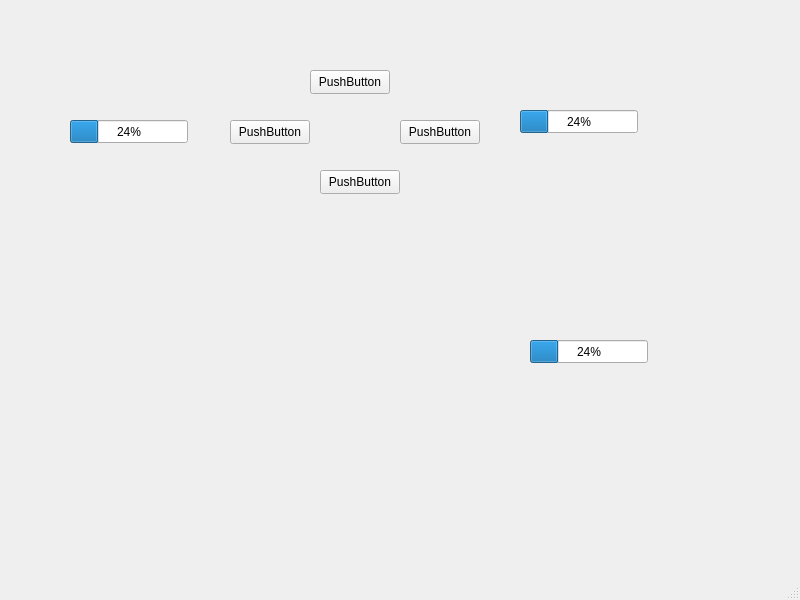
First picture: the form in mainwindow.ui, repository barresonn/wifibot2, before the edit.
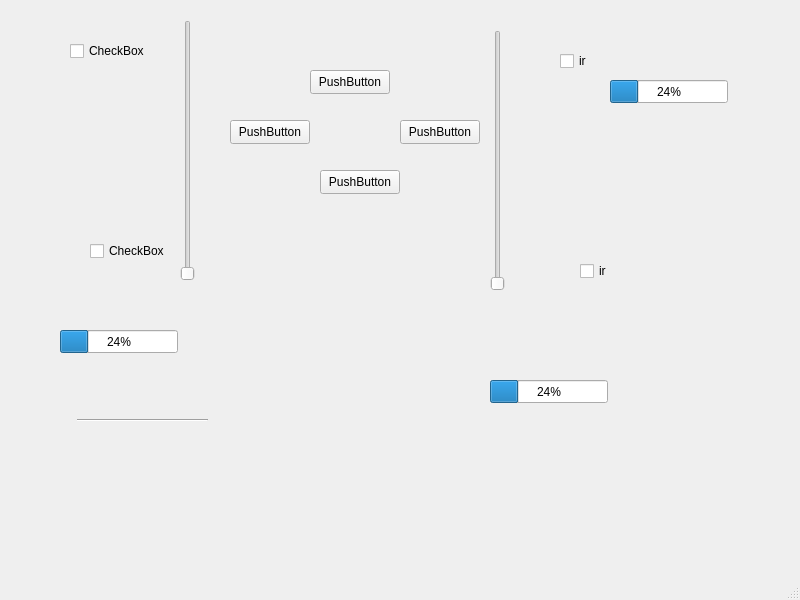
Second picture: the form after the edit.

Patch:
```diff
--- a/mainwindow.ui
+++ b/mainwindow.ui
@@ -69,8 +69,8 @@
    <widget class="QProgressBar" name="progressBar">
     <property name="geometry">
      <rect>
-      <x>530</x>
-      <y>340</y>
+      <x>490</x>
+      <y>380</y>
       <width>118</width>
       <height>23</height>
      </rect>
@@ -82,8 +82,8 @@
    <widget class="QProgressBar" name="speedr">
     <property name="geometry">
      <rect>
-      <x>520</x>
-      <y>110</y>
+      <x>610</x>
+      <y>80</y>
       <width>118</width>
       <height>23</height>
      </rect>
@@ -95,14 +95,111 @@
    <widget class="QProgressBar" name="speedl">
     <property name="geometry">
      <rect>
+      <x>60</x>
+      <y>330</y>
+      <width>118</width>
+      <height>23</height>
+     </rect>
+    </property>
+    <property name="value">
+     <number>24</number>
+    </property>
+   </widget>
+   <widget class="Line" name="line">
+    <property name="geometry">
+     <rect>
+      <x>77</x>
+      <y>410</y>
+      <width>131</width>
+      <height>20</height>
+     </rect>
+    </property>
+    <property name="orientation">
+     <enum>Qt::Horizontal</enum>
+    </property>
+   </widget>
+   <widget class="QSlider" name="speedleft2">
+    <property name="geometry">
+     <rect>
+      <x>180</x>
+      <y>20</y>
+      <width>16</width>
+      <height>261</height>
+     </rect>
+    </property>
+    <property name="orientation">
+     <enum>Qt::Vertical</enum>
+    </property>
+   </widget>
+   <widget class="QSlider" name="speedright2">
+    <property name="geometry">
+     <rect>
+      <x>490</x>
+      <y>30</y>
+      <width>16</width>
+      <height>261</height>
+     </rect>
+    </property>
+    <property name="orientation">
+     <enum>Qt::Vertical</enum>
+    </property>
+   </widget>
+   <widget class="QCheckBox" name="checkBox">
+    <property name="geometry">
+     <rect>
+      <x>90</x>
+      <y>240</y>
+      <width>77</width>
+      <height>22</height>
+     </rect>
+    </property>
+    <property name="text">
+     <string>CheckBox</string>
+    </property>
+   </widget>
+   <widget class="QCheckBox" name="checkBox_2">
+    <property name="geometry">
+     <rect>
       <x>70</x>
-      <y>120</y>
-      <width>118</width>
-      <height>23</height>
+      <y>40</y>
+      <width>77</width>
+      <height>22</height>
      </rect>
     </property>
-    <property name="value">
-     <number>24</number>
+    <property name="text">
+     <string>CheckBox</string>
+    </property>
+   </widget>
+   <widget class="QCheckBox" name="checkBox_3">
+    <property name="geometry">
+     <rect>
+      <x>580</x>
+      <y>260</y>
+      <width>77</width>
+      <height>22</height>
+     </rect>
+    </property>
+    <property name="text">
+     <string>ir</string>
+    </property>
+   </widget>
+   <widget class="QCheckBox" name="checkBox_4">
+    <property name="geometry">
+     <rect>
+      <x>560</x>
+      <y>50</y>
+      <width>77</width>
+      <height>22</height>
+     </rect>
+    </property>
+    <property name="text">
+     <string>ir</string>
+    </property>
+    <property name="checkable">
+     <bool>true</bool>
+    </property>
+    <property name="checked">
+     <bool>false</bool>
     </property>
    </widget>
   </widget>
```
